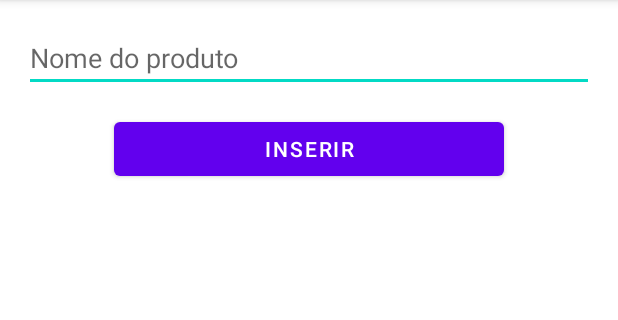
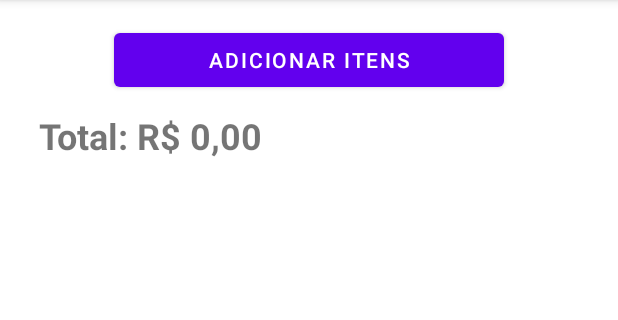
Before and after one commit to adonyskevin/Lista_Compras, an Android app: the screen it shows after launch (MainActivity), on a phone screen of 412 x 824 dp, the part 84-404 px from its top. Run offline under Robolectric (Android 15) with nearby library versions, the phone set to English and light mode, and no system bars.

Commit message:
Adicionando tela de cadastro de produto e alterando tela de exibição da lista

```diff
--- a/app/src/main/java/com/adonyskevin/listadecompras/MainActivity.kt
+++ b/app/src/main/java/com/adonyskevin/listadecompras/MainActivity.kt
@@ -1,5 +1,6 @@
 package com.adonyskevin.listadecompras
 
+import android.content.Intent
 import androidx.appcompat.app.AppCompatActivity
 import android.os.Bundle
 import android.widget.*
@@ -13,19 +14,19 @@ class MainActivity : AppCompatActivity() {
             this,
             android.R.layout.simple_list_item_1)
 
+
         val lista = findViewById<ListView>(R.id.list_produtos)
         lista.adapter = adapter
 
-        val edt_produto = findViewById<EditText>(R.id.edt_produto)
 
-        val btn_inserir = findViewById<Button>(R.id.btn_inserir)
-        btn_inserir.setOnClickListener {
-            val produto = edt_produto.text.toString()
-            if (produto.isNotEmpty()){
-                adapter.add(produto)
-                edt_produto.text.clear()
-            }else
-                edt_produto.error = "Informe um produto"
+
+        val btn_adicionar = findViewById<Button>(R.id.btn_adicionar)
+        btn_adicionar.setOnClickListener{
+            //Criando intent explícita
+            val intent = Intent(this, CadastroActivity::class.java)
+
+            //Iniciando a Activity
+            startActivity(intent)
         }
 
         lista.setOnItemLongClickListener { adapterView, view, i, l ->
--- a/app/src/main/res/layout/activity_main.xml
+++ b/app/src/main/res/layout/activity_main.xml
@@ -8,19 +8,21 @@
     android:padding="16dp"
     tools:context=".MainActivity">
 
-    <EditText
-        android:id="@+id/edt_produto"
+    <Button
+        android:id="@+id/btn_adicionar"
         android:layout_width="match_parent"
         android:layout_height="wrap_content"
-        android:hint="@string/nome_produto"/>
+        android:text="Adicionar Itens"
+        android:layout_marginHorizontal="60dp"/>
 
-    <Button
-        android:id="@+id/btn_inserir"
-        android:layout_width="match_parent"
+    <TextView
+        android:id="@+id/txt_total"
+        android:layout_width="wrap_content"
         android:layout_height="wrap_content"
-        android:text="@string/inserir"
-        android:layout_marginHorizontal="60dp"
-        android:layout_marginTop="14dp"/>
+        android:text="Total: R$ 0,00"
+        android:textSize="24sp"
+        android:textStyle="bold"
+        android:padding="10dp"/>
 
     <ListView
         android:id="@+id/list_produtos"
--- a/app/src/main/res/values/strings.xml
+++ b/app/src/main/res/values/strings.xml
@@ -2,4 +2,10 @@
     <string name="app_name">Lista de Compras</string>
     <string name="inserir">inserir</string>
     <string name="nome_produto">Nome do produto</string>
+    <string name="cadastro_produto">Cadastro de Produto</string>
+    <string name="hint_produto">Biscoito</string>
+    <string name="hint_quantidade">3</string>
+    <string name="quantidade">Quantidade</string>
+    <string name="valor">Valor</string>
+    <string name="hint_valor">R$ 0.00</string>
 </resources>
```
Also changed, not shown: app/src/main/AndroidManifest.xml (+8 -0 lines), app/src/main/java/com/adonyskevin/listadecompras/CadastroActivity.kt (added, +26 -0 lines), app/src/main/res/layout/activity_cadastro.xml (added, +72 -0 lines).
